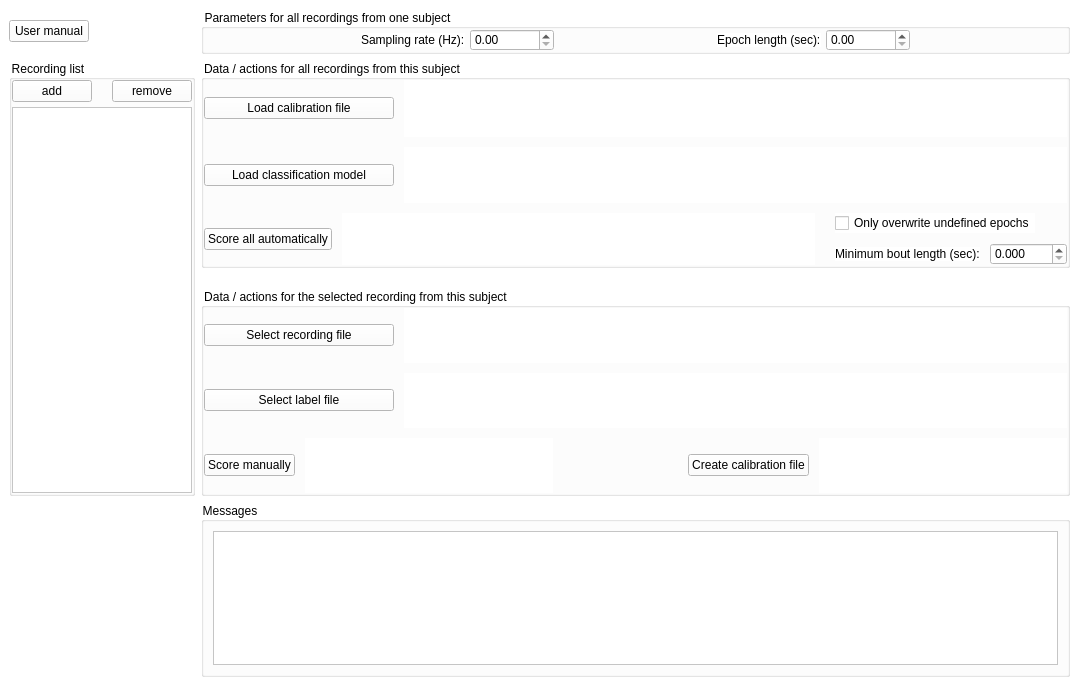
The window that accusleepy/gui/window0.ui (zekebarger/AccuSleePy) describes before a commit, drawn with Qt 5.
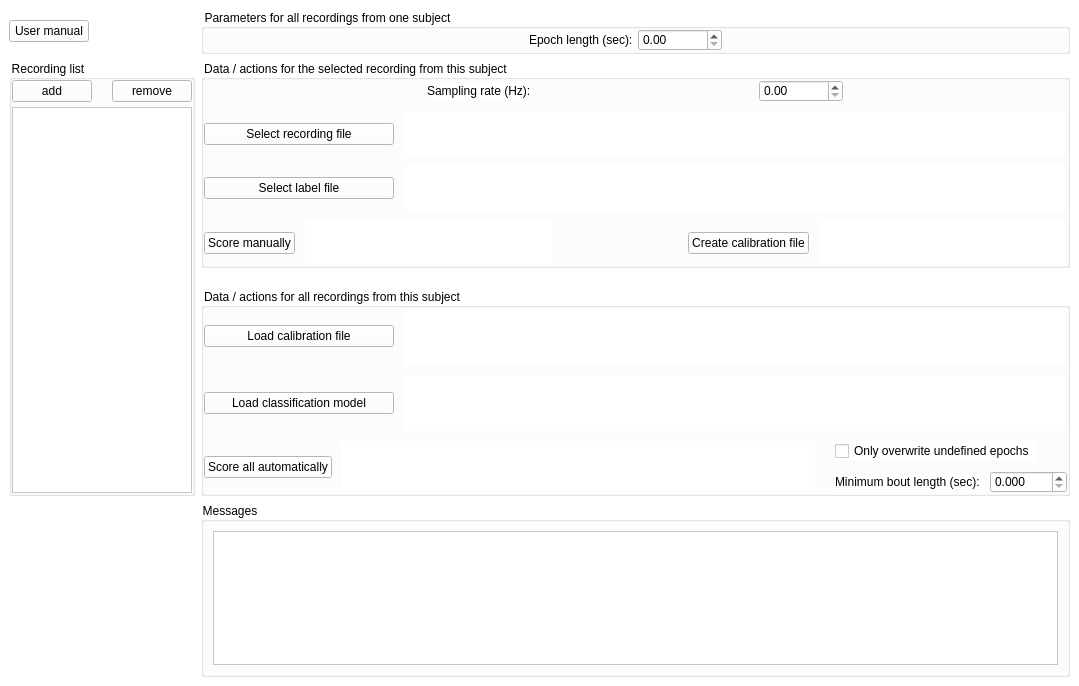
The same window after the commit.

Commit message: move sampling rate into recording-specific panel

What changed in the file:
```diff
--- a/accusleepy/gui/window0.ui
+++ b/accusleepy/gui/window0.ui
@@ -61,74 +61,6 @@
        <property name="bottomMargin">
         <number>0</number>
        </property>
-       <item>
-        <spacer name="horizontalSpacer_3">
-         <property name="orientation">
-          <enum>Qt::Orientation::Horizontal</enum>
-         </property>
-         <property name="sizeType">
-          <enum>QSizePolicy::Policy::Preferred</enum>
-         </property>
-         <property name="sizeHint" stdset="0">
-          <size>
-           <width>20</width>
-           <height>5</height>
-          </size>
-         </property>
-        </spacer>
-       </item>
-       <item>
-        <layout class="QHBoxLayout" name="samplingratelayout" stretch="4,2">
-         <property name="spacing">
-          <number>5</number>
-         </property>
-         <item>
-          <widget class="QLabel" name="samplingratelabel">
-           <property name="sizePolicy">
-            <sizepolicy hsizetype="Fixed" vsizetype="Fixed">
-             <horstretch>0</horstretch>
-             <verstretch>0</verstretch>
-            </sizepolicy>
-           </property>
-           <property name="text">
-            <string>Sampling rate (Hz):</string>
-           </property>
-          </widget>
-         </item>
-         <item>
-          <widget class="QDoubleSpinBox" name="samplingrateinput">
-           <property name="sizePolicy">
-            <sizepolicy hsizetype="Fixed" vsizetype="Fixed">
-             <horstretch>0</horstretch>
-             <verstretch>0</verstretch>
-            </sizepolicy>
-           </property>
-           <property name="minimum">
-            <double>0.000000000000000</double>
-           </property>
-           <property name="maximum">
-            <double>100000.000000000000000</double>
-           </property>
-          </widget>
-         </item>
-        </layout>
-       </item>
-       <item>
-        <spacer name="horizontalSpacer_2">
-         <property name="orientation">
-          <enum>Qt::Orientation::Horizontal</enum>
-         </property>
-         <property name="sizeType">
-          <enum>QSizePolicy::Policy::Preferred</enum>
-         </property>
-         <property name="sizeHint" stdset="0">
-          <size>
-           <width>20</width>
-           <height>5</height>
-          </size>
-         </property>
-        </spacer>
-       </item>
        <item>
         <layout class="QHBoxLayout" name="epochlengthlayout" stretch="4,2">
          <property name="spacing">
@@ -262,6 +194,186 @@
       <property name="spacing">
        <number>20</number>
       </property>
+      <item>
+       <widget class="QGroupBox" name="thisrecordinggroupbox">
+        <property name="sizePolicy">
+         <sizepolicy hsizetype="Preferred" vsizetype="Preferred">
+          <horstretch>0</horstretch>
+          <verstretch>0</verstretch>
+         </sizepolicy>
+        </property>
+        <property name="title">
+         <string>Data / actions for the selected recording from this subject</string>
+        </property>
+        <layout class="QVBoxLayout" name="verticalLayout_2" stretch="0,1,1,1">
+         <property name="spacing">
+          <number>10</number>
+         </property>
+         <property name="leftMargin">
+          <number>0</number>
+         </property>
+         <property name="topMargin">
+          <number>0</number>
+         </property>
+         <property name="rightMargin">
+          <number>0</number>
+         </property>
+         <property name="bottomMargin">
+          <number>0</number>
+         </property>
+         <item>
+          <layout class="QHBoxLayout" name="samplingratelayout" stretch="4,2">
+           <property name="spacing">
+            <number>5</number>
+           </property>
+           <item>
+            <widget class="QLabel" name="samplingratelabel">
+             <property name="sizePolicy">
+              <sizepolicy hsizetype="Fixed" vsizetype="Fixed">
+               <horstretch>0</horstretch>
+               <verstretch>0</verstretch>
+              </sizepolicy>
+             </property>
+             <property name="text">
+              <string>Sampling rate (Hz):</string>
+             </property>
+            </widget>
+           </item>
+           <item>
+            <widget class="QDoubleSpinBox" name="samplingrateinput">
+             <property name="sizePolicy">
+              <sizepolicy hsizetype="Fixed" vsizetype="Fixed">
+               <horstretch>0</horstretch>
+               <verstretch>0</verstretch>
+              </sizepolicy>
+             </property>
+             <property name="minimum">
+              <double>0.000000000000000</double>
+             </property>
+             <property name="maximum">
+              <double>100000.000000000000000</double>
+             </property>
+            </widget>
+           </item>
+          </layout>
+         </item>
+         <item>
+          <layout class="QHBoxLayout" name="horizontalLayout_4" stretch="2,7">
+           <item>
+            <widget class="QPushButton" name="recordingfilebutton">
+             <property name="sizePolicy">
+              <sizepolicy hsizetype="Preferred" vsizetype="Fixed">
+               <horstretch>0</horstretch>
+               <verstretch>0</verstretch>
+              </sizepolicy>
+             </property>
+             <property name="text">
+              <string>Select recording file</string>
+             </property>
+            </widget>
+           </item>
+           <item>
+            <widget class="QLabel" name="recordingfiletext">
+             <property name="text">
+              <string/>
+             </property>
+            </widget>
+           </item>
+          </layout>
+         </item>
+         <item>
+          <layout class="QHBoxLayout" name="horizontalLayout_6" stretch="2,7">
+           <item>
+            <widget class="QPushButton" name="labelfilebutton">
+             <property name="sizePolicy">
+              <sizepolicy hsizetype="Preferred" vsizetype="Fixed">
+               <horstretch>0</horstretch>
+               <verstretch>0</verstretch>
+              </sizepolicy>
+             </property>
+             <property name="baseSize">
+              <size>
+               <width>0</width>
+               <height>0</height>
+              </size>
+             </property>
+             <property name="text">
+              <string>Select label file</string>
+             </property>
+            </widget>
+           </item>
+           <item>
+            <widget class="QLabel" name="labelfiletext">
+             <property name="text">
+              <string/>
+             </property>
+            </widget>
+           </item>
+          </layout>
+         </item>
+         <item>
+          <layout class="QHBoxLayout" name="horizontalLayout_5" stretch="2,2,1,2,2">
+           <item>
+            <widget class="QPushButton" name="pushButton_3">
+             <property name="sizePolicy">
+              <sizepolicy hsizetype="Fixed" vsizetype="Fixed">
+               <horstretch>0</horstretch>
+               <verstretch>0</verstretch>
+              </sizepolicy>
+             </property>
+             <property name="text">
+              <string>Score manually</string>
+             </property>
+            </widget>
+           </item>
+           <item>
+            <widget class="QLabel" name="manualscorestatus">
+             <property name="text">
+              <string/>
+             </property>
+            </widget>
+           </item>
+           <item>
+            <spacer name="horizontalSpacer_4">
+             <property name="orientation">
+              <enum>Qt::Orientation::Horizontal</enum>
+             </property>
+             <property name="sizeType">
+              <enum>QSizePolicy::Policy::Preferred</enum>
+             </property>
+             <property name="sizeHint" stdset="0">
+              <size>
+               <width>10</width>
+               <height>5</height>
+              </size>
+             </property>
+            </spacer>
+           </item>
+           <item>
+            <widget class="QPushButton" name="pushButton">
+             <property name="sizePolicy">
+              <sizepolicy hsizetype="Fixed" vsizetype="Fixed">
+               <horstretch>0</horstretch>
+               <verstretch>0</verstretch>
+              </sizepolicy>
+             </property>
+             <property name="text">
+              <string>Create calibration file</string>
+             </property>
+            </widget>
+           </item>
+           <item>
+            <widget class="QLabel" name="calibrationstatus">
+             <property name="text">
+              <string/>
+             </property>
+            </widget>
+           </item>
+          </layout>
+         </item>
+        </layout>
+       </widget>
+      </item>
       <item>
        <widget class="QGroupBox" name="allrecordingsgroupbox">
         <property name="sizePolicy">
@@ -430,150 +542,6 @@
         </layout>
        </widget>
       </item>
-      <item>
-       <widget class="QGroupBox" name="thisrecordinggroupbox">
-        <property name="sizePolicy">
-         <sizepolicy hsizetype="Preferred" vsizetype="Preferred">
-          <horstretch>0</horstretch>
-          <verstretch>0</verstretch>
-         </sizepolicy>
-        </property>
-        <property name="title">
-         <string>Data / actions for the selected recording from this subject</string>
-        </property>
-        <layout class="QVBoxLayout" name="verticalLayout_2" stretch="1,1,1">
-         <property name="spacing">
-          <number>10</number>
-         </property>
-         <property name="leftMargin">
-          <number>0</number>
-         </property>
-         <property name="topMargin">
-          <number>0</number>
-         </property>
-         <property name="rightMargin">
-          <number>0</number>
-         </property>
-         <property name="bottomMargin">
-          <number>0</number>
-         </property>
-         <item>
-          <layout class="QHBoxLayout" name="horizontalLayout_4" stretch="2,7">
-           <item>
-            <widget class="QPushButton" name="recordingfilebutton">
-             <property name="sizePolicy">
-              <sizepolicy hsizetype="Preferred" vsizetype="Fixed">
-               <horstretch>0</horstretch>
-               <verstretch>0</verstretch>
-              </sizepolicy>
-             </property>
-             <property name="text">
-              <string>Select recording file</string>
-             </property>
-            </widget>
-           </item>
-           <item>
-            <widget class="QLabel" name="recordingfiletext">
-             <property name="text">
-              <string/>
-             </property>
-            </widget>
-           </item>
-          </layout>
-         </item>
-         <item>
-          <layout class="QHBoxLayout" name="horizontalLayout_6" stretch="2,7">
-           <item>
-            <widget class="QPushButton" name="labelfilebutton">
-             <property name="sizePolicy">
-              <sizepolicy hsizetype="Preferred" vsizetype="Fixed">
-               <horstretch>0</horstretch>
-               <verstretch>0</verstretch>
-              </sizepolicy>
-             </property>
-             <property name="baseSize">
-              <size>
-               <width>0</width>
-               <height>0</height>
-              </size>
-             </property>
-             <property name="text">
-              <string>Select label file</string>
-             </property>
-            </widget>
-           </item>
-           <item>
-            <widget class="QLabel" name="labelfiletext">
-             <property name="text">
-              <string/>
-             </property>
-            </widget>
-           </item>
-          </layout>
-         </item>
-         <item>
-          <layout class="QHBoxLayout" name="horizontalLayout_5" stretch="2,2,1,2,2">
-           <item>
-            <widget class="QPushButton" name="pushButton_3">
-             <property name="sizePolicy">
-              <sizepolicy hsizetype="Fixed" vsizetype="Fixed">
-               <horstretch>0</horstretch>
-               <verstretch>0</verstretch>
-              </sizepolicy>
-             </property>
-             <property name="text">
-              <string>Score manually</string>
-             </property>
-            </widget>
-           </item>
-           <item>
-            <widget class="QLabel" name="manualscorestatus">
-             <property name="text">
-              <string/>
-             </property>
-            </widget>
-           </item>
-           <item>
-            <spacer name="horizontalSpacer_4">
-             <property name="orientation">
-              <enum>Qt::Orientation::Horizontal</enum>
-             </property>
-             <property name="sizeType">
-              <enum>QSizePolicy::Policy::Preferred</enum>
-             </property>
-             <property name="sizeHint" stdset="0">
-              <size>
-               <width>10</width>
-               <height>5</height>
-              </size>
-             </property>
-            </spacer>
-           </item>
-           <item>
-            <widget class="QPushButton" name="pushButton">
-             <property name="sizePolicy">
-              <sizepolicy hsizetype="Fixed" vsizetype="Fixed">
-               <horstretch>0</horstretch>
-               <verstretch>0</verstretch>
-              </sizepolicy>
-             </property>
-             <property name="text">
-              <string>Create calibration file</string>
-             </property>
-            </widget>
-           </item>
-           <item>
-            <widget class="QLabel" name="calibrationstatus">
-             <property name="text">
-              <string/>
-             </property>
-            </widget>
-           </item>
-          </layout>
-         </item>
-        </layout>
-       </widget>
-      </item>
      </layout>
     </item>
     <item row="2" column="1">
```
The commit also changes 1 other file.
